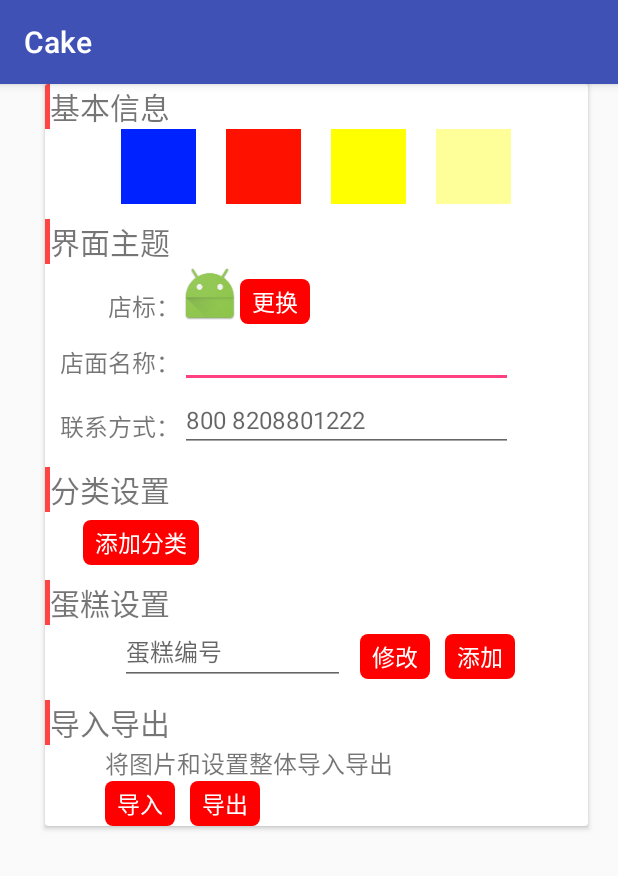
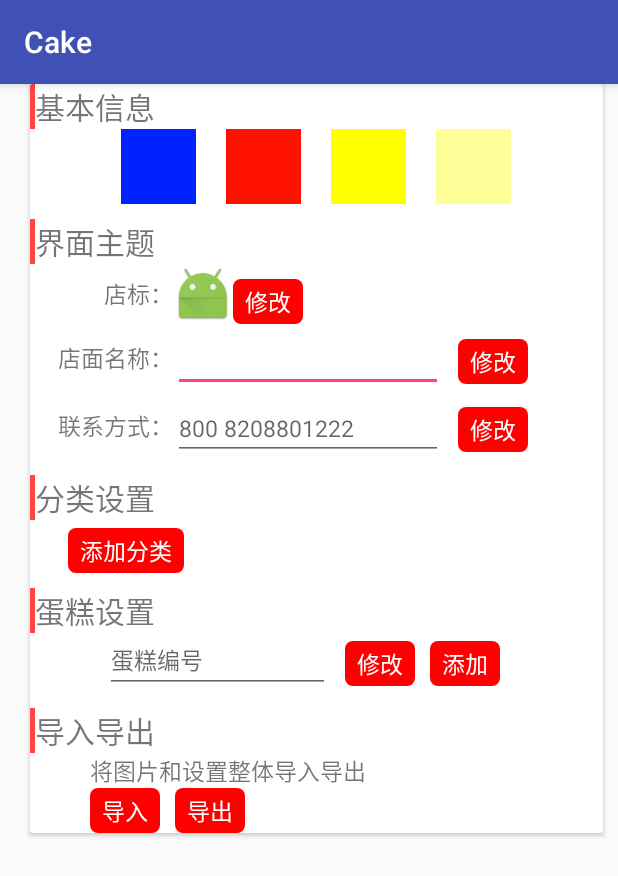
Before and after one commit to zoulux/Cake, an Android app: the screen it shows after launch (SettingActivity), on a phone screen of 412 x 824 dp. Shown: the top 876 px of the screen. Run offline under Robolectric (Android 15) with nearby library versions, the phone set to English and light mode, and no system bars; libraries missing offline, so code that uses them is left out: com.j256.ormlite, com.nostra13.universalimageloader, me.drakeet.materialdialog; 8 statements that could not run were skipped.

Commit message:
微调界面

```diff
--- a/app/src/main/java/com/pentakill/cake/ui/activity/SettingActivity.java
+++ b/app/src/main/java/com/pentakill/cake/ui/activity/SettingActivity.java
@@ -13,6 +13,7 @@ import android.widget.EditText;
 import android.widget.ImageView;
 import android.widget.TextView;
 
+import com.nostra13.universalimageloader.core.ImageLoader;
 import com.pentakill.cake.R;
 import com.pentakill.cake.common.listener.PopupListener;
 import com.pentakill.cake.db.CakeDao;
@@ -47,6 +48,8 @@ public class SettingActivity extends BaseActivity implements View.OnClickListene
     private int REQUEST_CODE_CAPTURE_CAMEIA = 0x1;
     private int REQUEST_CODE_PICK_IMAGE = 0x2;
 
+    private ImageView ivTheme1, ivTheme2, ivTheme3, ivTheme4;
+
 
     @Override
     protected void onCreate(Bundle savedInstanceState) {
@@ -75,7 +78,11 @@ public class SettingActivity extends BaseActivity implements View.OnClickListene
         etShopName = (EditText) findViewById(R.id.et_category_name);
         tvSetShopIcon = (TextView) findViewById(R.id.tv_set_shop_icon);
         etShopPhone = (EditText) findViewById(R.id.et_category_phone);
-        ivShopIcon= (ImageView) findViewById(R.id.iv_shop_icon);
+        ivShopIcon = (ImageView) findViewById(R.id.iv_shop_icon);
+        ivTheme1 = (ImageView) findViewById(R.id.iv_theme1);
+        ivTheme2 = (ImageView) findViewById(R.id.iv_theme2);
+        ivTheme3 = (ImageView) findViewById(R.id.iv_theme3);
+        ivTheme4 = (ImageView) findViewById(R.id.iv_theme4);
 
 
         adapter = new CategorySettingAdapter(this, R.layout.item_category_setting);
@@ -84,6 +91,10 @@ public class SettingActivity extends BaseActivity implements View.OnClickListene
         etShopName.setHint(shopDao.getShopName());
 
         tvSetShopIcon.setOnClickListener(this);
+        ivTheme1.setOnClickListener(this);
+        ivTheme2.setOnClickListener(this);
+        ivTheme3.setOnClickListener(this);
+        ivTheme4.setOnClickListener(this);
 
 
         selectShopIconPW = new SelectPicPW(this);
@@ -95,7 +106,25 @@ public class SettingActivity extends BaseActivity implements View.OnClickListene
             case R.id.tv_set_shop_icon:
                 setShopIcon(v);
                 break;
+            case R.id.iv_theme1:
+                changeTheme(1);
+                break;
+            case R.id.iv_theme2:
+                changeTheme(2);
+                break;
+            case R.id.iv_theme3:
+                changeTheme(3);
+                break;
+            case R.id.iv_theme4:
+                changeTheme(4);
+                break;
+
         }
+
+    }
+
+    private void changeTheme(int themeType) {
+        showToast(themeType + "");
 
     }
 
@@ -109,7 +138,7 @@ public class SettingActivity extends BaseActivity implements View.OnClickListene
     public void onSelectFromAlbum() {
         Intent intent = new Intent(Intent.ACTION_PICK);
         intent.setType("image/*");
-        startActivityForResult(intent, REQUEST_CODE_CAPTURE_CAMEIA);
+        startActivityForResult(intent, REQUEST_CODE_PICK_IMAGE);
 
         Log.d(TAG, "onSelectFromAlbum: ");
     }
@@ -137,20 +166,17 @@ public class SettingActivity extends BaseActivity implements View.OnClickListene
 
         if (requestCode == REQUEST_CODE_PICK_IMAGE) {
             Uri uri = data.getData();
-            Log.d(TAG, "onActivityResult: "+uri.toString());
-
+            ImageLoader.getInstance().displayImage(uri.toString(), ivShopIcon);
         } else if (requestCode == REQUEST_CODE_CAPTURE_CAMEIA) {
             Uri uri = data.getData();
             Bitmap bitmap = null;
-            if (uri==null){
+            if (uri == null) {
                 Bundle bundle = data.getExtras();
-           bitmap= (Bitmap) bundle.get("data");
-
+                bitmap = (Bitmap) bundle.get("data");
+                ivShopIcon.setImageBitmap(bitmap);
+            }else{
+                ImageLoader.getInstance().displayImage(uri.toString(), ivShopIcon);
             }
-            ivShopIcon.setImageBitmap(bitmap);
-            Log.d(TAG, "onActivityResult: "+bitmap.toString());
-
-//            Log.d(TAG, "onActivityResult: "+uri.toString());
         }
 
 
--- a/app/src/main/java/com/pentakill/cake/ui/widget/SelectPicPW.java
+++ b/app/src/main/java/com/pentakill/cake/ui/widget/SelectPicPW.java
@@ -81,7 +81,6 @@ setAlpha(1.0f);
     public void showAtLocation(View parent, int gravity, int x, int y) {
         super.showAtLocation(parent, gravity, x, y);
         setAlpha(0.6f);
-        Log.d(TAG, "showAtLocation: >>>>>");
     }
 
    public void setAlpha(float a)
--- a/app/src/main/res/layout/activity_setting.xml
+++ b/app/src/main/res/layout/activity_setting.xml
@@ -14,8 +14,8 @@
         <android.support.v7.widget.CardView
             android:layout_width="match_parent"
             android:layout_height="match_parent"
-            android:layout_marginLeft="20dp"
-            android:layout_marginRight="20dp"
+            android:layout_marginLeft="10dp"
+            android:layout_marginRight="10dp"
 
             android:background="@android:color/darker_gray">
 
@@ -47,24 +47,28 @@
                     android:orientation="horizontal">
 
                     <ImageView
+                        android:id="@+id/iv_theme1"
                         android:layout_width="50dp"
                         android:layout_height="match_parent"
                         android:layout_marginRight="20dp"
                         android:background="#0022ff" />
 
                     <ImageView
+                        android:id="@+id/iv_theme2"
                         android:layout_width="50dp"
                         android:layout_height="match_parent"
                         android:layout_marginRight="20dp"
                         android:background="#ff1100" />
 
                     <ImageView
+                        android:id="@+id/iv_theme3"
                         android:layout_width="50dp"
                         android:layout_height="match_parent"
                         android:layout_marginRight="20dp"
                         android:background="#ffff00" />
 
                     <ImageView
+                        android:id="@+id/iv_theme4"
                         android:layout_width="50dp"
                         android:layout_height="match_parent"
                         android:background="#ffff99" />
@@ -105,7 +109,7 @@
                             android:layout_width="0dp"
                             android:layout_height="match_parent"
                             android:layout_weight="1"
-                            android:gravity="right|bottom"
+                            android:gravity="center|right"
                             android:text="店标："
                             android:textSize="@dimen/setting_second_title_text_size" />
 
@@ -129,15 +133,16 @@
                                 android:layout_height="wrap_content"
                                 android:layout_gravity="bottom"
                                 android:background="@drawable/text_bg"
-                                android:text="更换" />
+                                android:text="修改" />
 
                         </LinearLayout>
                     </LinearLayout>
 
 
                     <LinearLayout
+                        android:layout_marginTop="5dp"
                         android:layout_width="match_parent"
-                        android:layout_height="wrap_content"
+                        android:layout_height="40dp"
                         android:orientation="horizontal">
 
                         <TextView
@@ -145,29 +150,42 @@
                             android:layout_height="match_parent"
                             android:layout_marginBottom="5dp"
                             android:layout_weight="1"
-                            android:gravity="right|bottom"
+                            android:gravity="center|right"
                             android:text="店面名称："
                             android:textSize="@dimen/setting_second_title_text_size" />
 
                         <LinearLayout
+                            android:gravity="center"
                             android:layout_width="0dp"
                             android:layout_height="match_parent"
                             android:layout_weight="3"
                             android:orientation="horizontal">
 
                             <EditText
+                                android:maxEms="16"
                                 android:id="@+id/et_category_name"
-                                android:layout_width="match_parent"
+                                android:layout_width="0dp"
+                                android:layout_weight="1"
                                 android:layout_height="match_parent"
-                                android:layout_marginRight="50dp"
                                 android:hint="面包狼11"
                                 android:textSize="@dimen/setting_second_title_text_size" />
+
+                            <TextView
+                                android:layout_marginRight="50dp"
+                                android:layout_width="wrap_content"
+                                android:layout_height="wrap_content"
+                                android:layout_marginLeft="10dp"
+                                android:text="修改"
+                                style="@style/btStyle"
+                                />
+
                         </LinearLayout>
                     </LinearLayout>
 
                     <LinearLayout
+                        android:layout_marginTop="5dp"
                         android:layout_width="match_parent"
-                        android:layout_height="wrap_content"
+                        android:layout_height="40dp"
                         android:layout_gravity="center_horizontal"
                         android:orientation="horizontal">
 
@@ -176,23 +194,34 @@
                             android:layout_height="match_parent"
                             android:layout_marginBottom="5dp"
                             android:layout_weight="1"
-                            android:gravity="right|bottom"
+                            android:gravity="right|center"
                             android:text="联系方式："
                             android:textSize="@dimen/setting_second_title_text_size" />
 
                         <LinearLayout
                             android:layout_width="0dp"
                             android:layout_height="match_parent"
+                            android:gravity="center"
                             android:layout_weight="3"
                             android:orientation="horizontal">
 
                             <EditText
+
                                 android:id="@+id/et_category_phone"
-                                android:layout_width="match_parent"
+                                android:layout_width="0dp"
+                                android:layout_weight="1"
                                 android:layout_height="match_parent"
-                                android:layout_marginRight="50dp"
                                 android:hint="800 8208801222"
                                 android:textSize="@dimen/setting_second_title_text_size" />
+
+                            <TextView
+                                android:layout_marginRight="50dp"
+                                android:layout_width="wrap_content"
+                                android:layout_height="wrap_content"
+                                android:layout_marginLeft="10dp"
+                                android:text="修改"
+                                style="@style/btStyle"
+                                />
                         </LinearLayout>
                     </LinearLayout>
                 </LinearLayout>
--- a/app/src/main/res/values/dimens.xml
+++ b/app/src/main/res/values/dimens.xml
@@ -4,6 +4,6 @@
     <dimen name="activity_vertical_margin">16dp</dimen>
     <dimen name="fab_margin">16dp</dimen>
     <dimen name="setting_title_text_size">20sp</dimen>
-    <dimen name="setting_second_title_text_size">16sp</dimen>
+    <dimen name="setting_second_title_text_size">15sp</dimen>
     <dimen name="setting_button_text_size">15sp</dimen>
 </resources>
```
Also changed, not shown: app/src/main/java/com/pentakill/cake/ui/activity/BaseActivity.java (+3 -8 lines), app/src/main/java/com/pentakill/cake/util/ToastUtils.java (added, +21 -0 lines).
